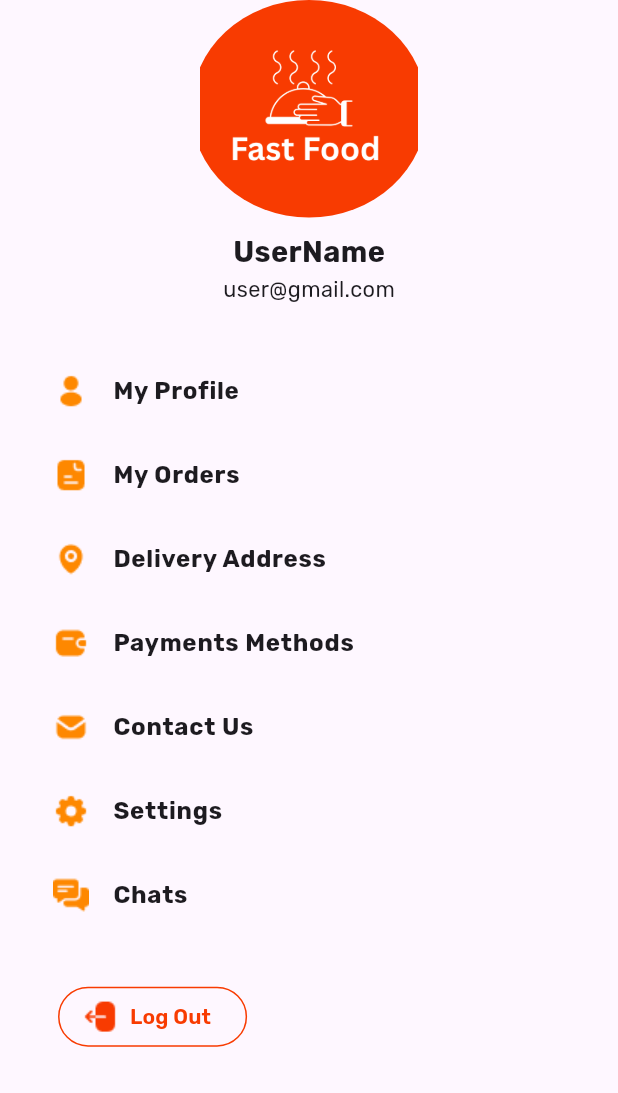
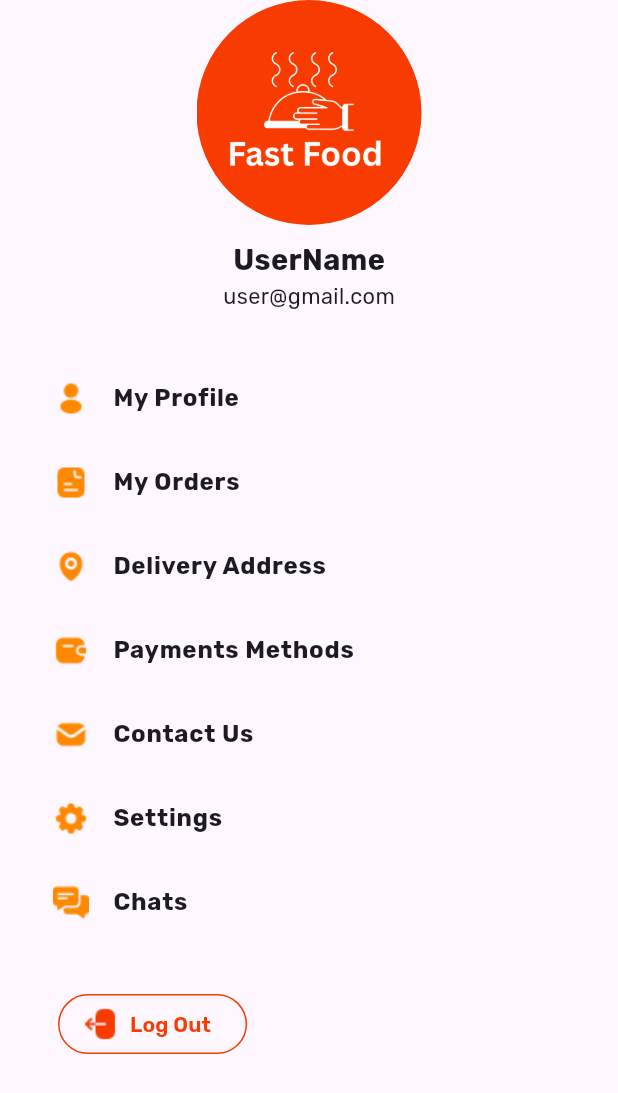
Before and after one commit to prithwith/firstfood, a Flutter app: the ProfilePage screen opened by its route, on a phone screen of 412 x 824 dp. Shown: the top 1093 px of the screen. Run offline on Flutter 3.47's test engine with Material 3 defaults, Android fonts, the light colour scheme and no system bars; drawn by our look-alikes of oktoast; our stand-ins replace auto_route, cached_network_image, carousel_slider, cloud_firestore, dartz, dio and 14 more; missing offline and left inert: flutter_google_maps_webservices; accounts and stored records are empty.

Commit message:
minor Update

```diff
--- a/lib/core/router/app_router.dart
+++ b/lib/core/router/app_router.dart
@@ -23,6 +23,8 @@ class AppRouter extends $AppRouter {
     AutoRoute(page: WalletRoute.page),
     AutoRoute(page: DeliveryMapRouteRoute.page),
     AutoRoute(page: SettingsRoute.page),
+    AutoRoute(page: UsersRoute.page),
+    AutoRoute(page: ChatRoute.page),
     AutoRoute(page: OrderRoute.page),
     AutoRoute(page: FoodDetailsRoute.page),
     AutoRoute(page: RestaurantDetalisRoute.page),
--- a/lib/screen/profile/presentation/profile_page.dart
+++ b/lib/screen/profile/presentation/profile_page.dart
@@ -53,8 +53,8 @@ class _ProfilePageState extends ConsumerState<ProfilePage> {
                     ClipOval(
                       child: Image.asset(
                         '${AppAssets.appImages}app_icon.png',
-                        height: 150.h,
-                        width: 150.w,
+                        height: 150,
+                        width: 150,
                       ),
                     ),
                     10.verticalSpace,
```
